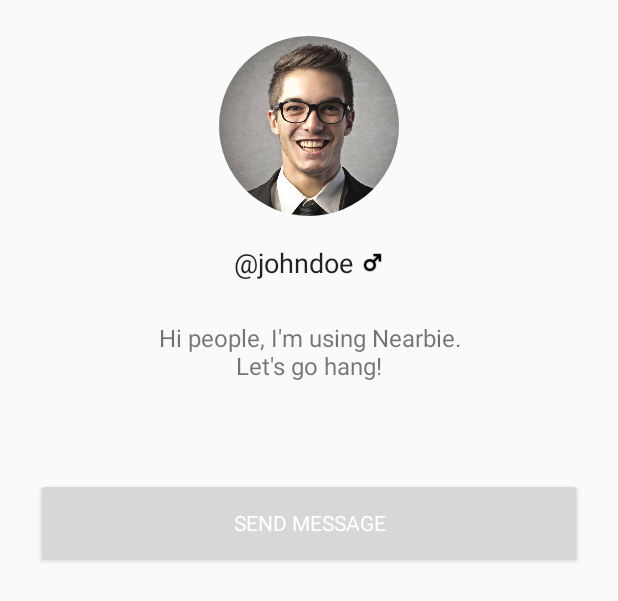
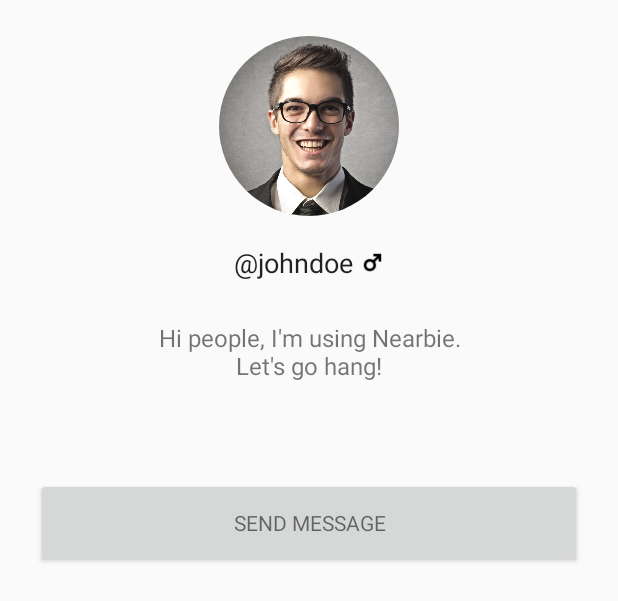
Before and after one commit to gamontal/nearbie-android-client, an Android app: the layout custom_dialog_layout.xml on its own in the app's theme, with its tools: preview values and no code run, on a phone screen of 412 x 824 dp. Shown: the top 601 px of the screen. Run offline under Robolectric (Android 15) with nearby library versions, the phone set to English and light mode, and no system bars; plain views replace RoundedImageView.

Commit message:
minor changes

```diff
--- a/Quickie/app/src/main/res/layout/content_settings_fragment.xml
+++ b/Quickie/app/src/main/res/layout/content_settings_fragment.xml
@@ -63,6 +63,7 @@
             android:src="@drawable/ic_keyboard_arrow_right_white_24dp"
             android:layout_marginRight="16dp"
             android:layout_marginEnd="16dp"
+            android:tint="@color/bb_darkBackgroundColor"
             android:layout_centerVertical="true"
             android:layout_alignParentRight="true"
             android:layout_alignParentEnd="true" />
--- a/Quickie/app/src/main/res/layout/custom_dialog_layout.xml
+++ b/Quickie/app/src/main/res/layout/custom_dialog_layout.xml
@@ -59,7 +59,7 @@
         android:id="@+id/button"
         android:layout_width="match_parent"
         android:layout_height="60dp"
-        android:textColor="#FFF"
+        android:textColor="#8A000000"
         android:layout_marginTop="64dp"
         android:fontFamily="sans-serif"
         android:text="Send Message" />
```
